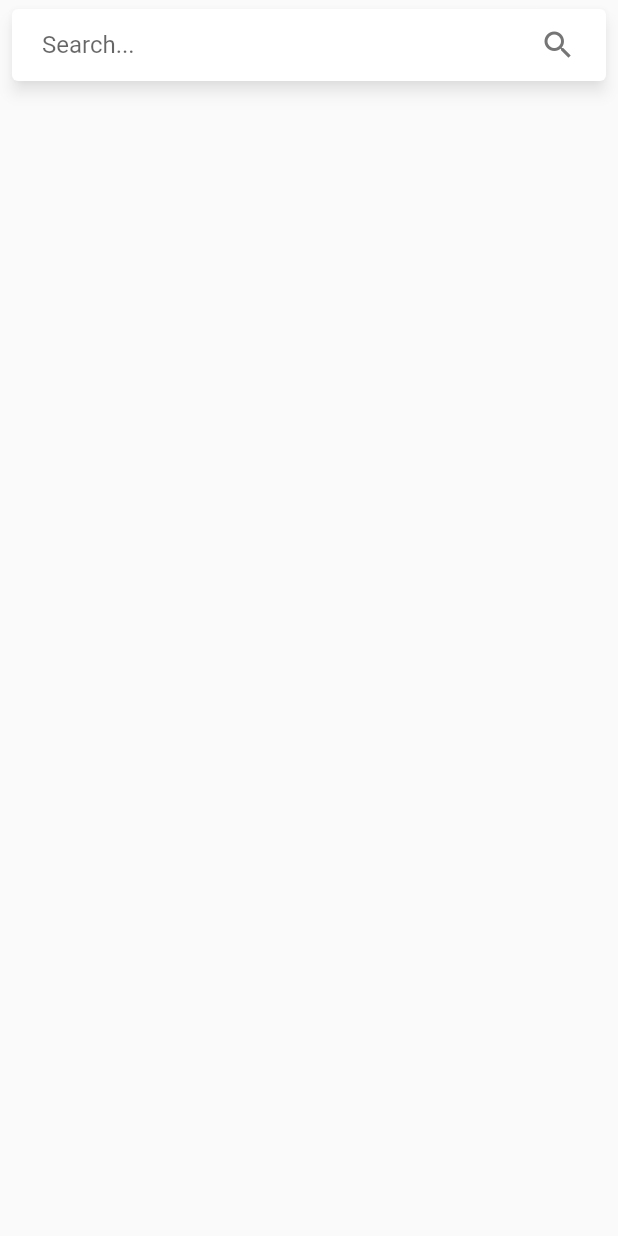
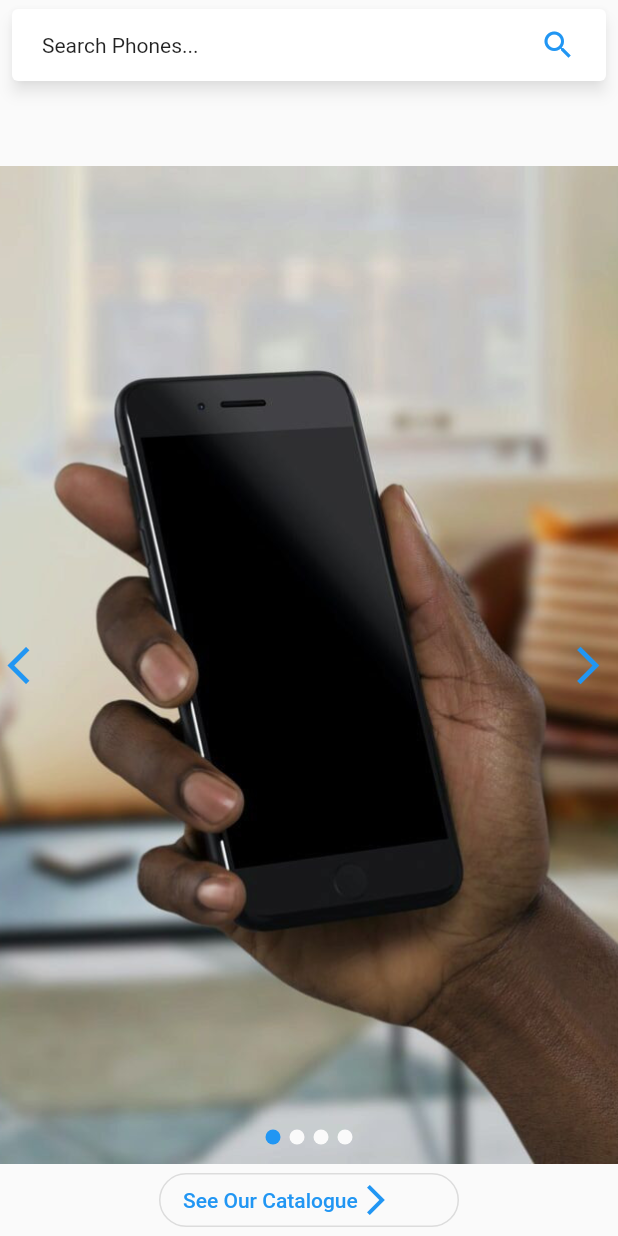
Before and after one commit to mepowerleo10/ubuni_phone_app, a Flutter app: the screen it shows after launch, on a phone screen of 412 x 824 dp. Run offline on Flutter 3.47's test engine with Material 2 defaults, Android fonts, the phone set to English and light mode, and no system bars; drawn by our look-alikes of card_swiper, material_floating_search_bar; our stand-ins replace dio.

```diff
--- a/lib/routes/home_page.dart
+++ b/lib/routes/home_page.dart
@@ -1,26 +1,55 @@
 import 'package:flutter/material.dart';
 import 'package:material_floating_search_bar/material_floating_search_bar.dart';
+import 'package:ubuni_phone_app/routes.dart';
+import 'package:ubuni_phone_app/widgets/carousel.dart';
 
-class HomePage extends StatelessWidget {
+class HomePage extends StatefulWidget {
   const HomePage({Key? key}) : super(key: key);
 
+  @override
+  _HomePageState createState() => _HomePageState();
+}
+
+class _HomePageState extends State<HomePage> {
   @override
   Widget build(BuildContext context) {
     return Scaffold(
       body: Container(
         child: Column(
           mainAxisSize: MainAxisSize.min,
-          mainAxisAlignment: MainAxisAlignment.spaceAround,
+          mainAxisAlignment: MainAxisAlignment.spaceEvenly,
           children: [
             Expanded(
                 child: InkWell(
               child: FloatingSearchBar(
+                title: Text('Search Phones...'),
+                iconColor: ThemeData.light().accentColor,
                 transitionCurve: Curves.easeInOutCubic,
                 transition: CircularFloatingSearchBarTransition(),
                 physics: const BouncingScrollPhysics(),
                 builder: (context, _) => buildBody(),
               ),
-            ))
+            )),
+            Expanded(flex: 6, child: Carousel()),
+            SizedBox(
+              child: InkWell(
+                child: OutlinedButton(
+                  onPressed: () =>
+                      Navigator.of(context).pushNamed(RouteGenerator.listPage),
+                  child: Row(
+                    children: [
+                      Text("See Our Catalogue"),
+                      Icon(Icons.arrow_forward_ios)
+                    ],
+                  ),
+                  style: OutlinedButton.styleFrom(
+                    shape: RoundedRectangleBorder(
+                        borderRadius: BorderRadius.circular(30.0)),
+                  ),
+                ),
+              ),
+              width: 200,
+            )
           ],
         ),
       ),
--- /dev/null
+++ b/lib/widgets/carousel.dart
@@ -0,0 +1,28 @@
+import 'package:card_swiper/card_swiper.dart';
+import 'package:flutter/material.dart';
+
+class Carousel extends StatefulWidget {
+  const Carousel({Key? key}) : super(key: key);
+
+  @override
+  _CarouselState createState() => _CarouselState();
+}
+
+class _CarouselState extends State<Carousel> {
+  @override
+  Widget build(BuildContext context) {
+    return Swiper(
+      itemCount: 4,
+      itemBuilder: (context, index) {
+        return Image.asset(
+          'assets/images/img${index + 1}.jpg',
+          fit: BoxFit.cover,
+        );
+      },
+      containerHeight: 50,
+      containerWidth: 50,
+      pagination: SwiperPagination(),
+      control: SwiperControl(),
+    );
+  }
+}
```
Also changed, not shown: lib/api/http_client.dart (added, +27 -0 lines), lib/api/json_models/phone.dart (added, +21 -0 lines), lib/api/json_parsers/json_parser.dart (added, +21 -0 lines), lib/api/json_parsers/phone_parser.dart (added, +13 -0 lines), lib/routes/list_page.dart (+59 -1 lines), pubspec.yaml (+16 -2 lines), lib/api/json_models/phone.g.dart (added), pubspec.lock, 1 other file.
